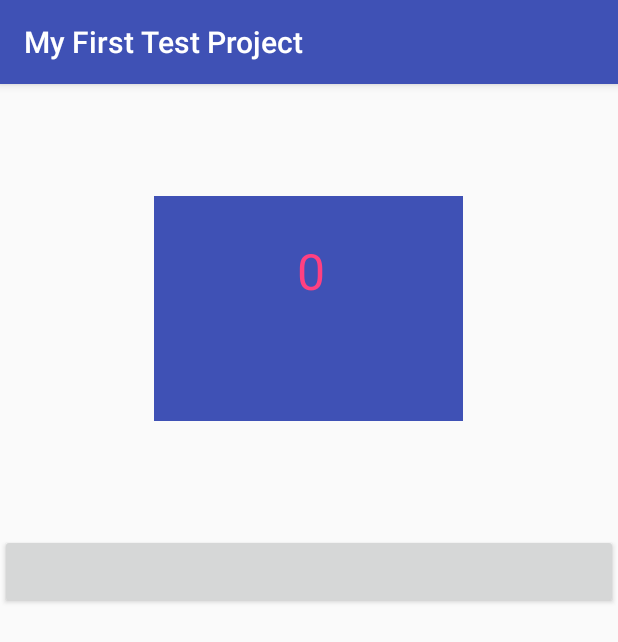
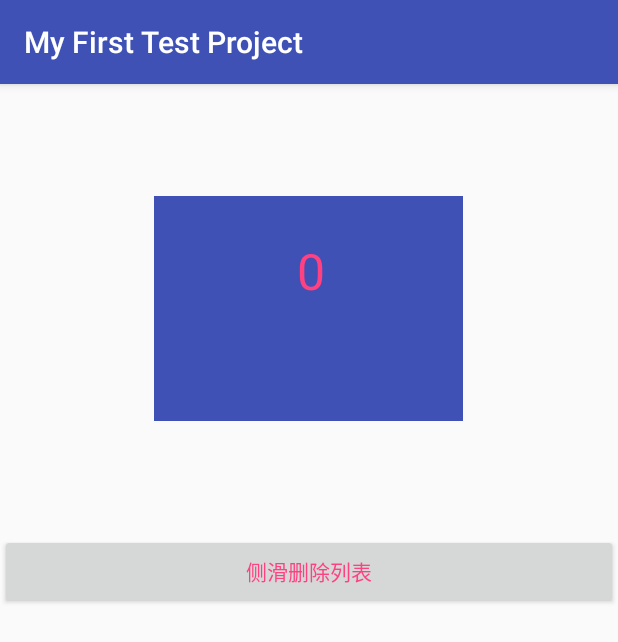
Before and after one commit to mygoodname/myGit, an Android app: the screen it shows after launch (MainActivity), on a phone screen of 412 x 824 dp. Shown: the top 642 px of the screen. Run offline under Robolectric (Android 15) with nearby library versions, the phone set to English and light mode, and no system bars.

```diff
--- a/customView/src/main/java/com/tangbing/admin/myfirsttestproject/MainActivity.java
+++ b/customView/src/main/java/com/tangbing/admin/myfirsttestproject/MainActivity.java
@@ -2,15 +2,32 @@ package com.tangbing.admin.myfirsttestproject;
 
 import android.support.v7.app.AppCompatActivity;
 import android.os.Bundle;
+import android.view.View;
+import android.widget.Button;
 
-public class MainActivity extends AppCompatActivity {
+import com.tangbing.admin.myfirsttestproject.util.ActivityUtils;
 
+public class MainActivity extends AppCompatActivity implements View.OnClickListener{
+    private Button sideslipButton;
     @Override
     protected void onCreate(Bundle savedInstanceState) {
         super.onCreate(savedInstanceState);
         setContentView(R.layout.activity_main);
+        initView();
     }
-    public void goOther(){
-
+    @Override
+    public void onClick(View v) {
+        switch (v.getId()){
+            case R.id.sideslip:
+                goSideslipList();
+                break;
+        }
+    }
+    private void goSideslipList(){
+        ActivityUtils.startActivity(this,CustomListViwActivity.class);
+    }
+    private void initView(){
+        sideslipButton=findViewById(R.id.sideslip);
+        sideslipButton.setOnClickListener(this);
     }
 }
--- a/customView/src/main/res/layout/activity_customlist.xml
+++ b/customView/src/main/res/layout/activity_customlist.xml
@@ -1,6 +1,7 @@
 <?xml version="1.0" encoding="utf-8"?>
 <android.support.constraint.ConstraintLayout
-    xmlns:android="http://schemas.android.com/apk/res/android" android:layout_width="match_parent"
+    xmlns:android="http://schemas.android.com/apk/res/android"
+    android:layout_width="match_parent"
     android:layout_height="match_parent">
 
 </android.support.constraint.ConstraintLayout>
--- a/customView/src/main/res/layout/activity_main.xml
+++ b/customView/src/main/res/layout/activity_main.xml
@@ -11,9 +11,10 @@
         android:layout_width="match_parent"
         />
     <Button
-        android:id="@+id/button"
+        android:id="@+id/sideslip"
         android:layout_width="match_parent"
         android:layout_height="50dp"
-        android:onClick="goOther"/>
+        android:text="@string/sideslip"
+        android:textColor="@color/colorAccent"/>
 
 </LinearLayout>
--- a/customView/src/main/res/values/strings.xml
+++ b/customView/src/main/res/values/strings.xml
@@ -1,4 +1,4 @@
 <resources>
     <string name="app_name">My First Test Project</string>
-
+    <string name="sideslip">侧滑删除列表</string>
 </resources>
```
Also changed, not shown: customView/src/main/java/com/tangbing/admin/myfirsttestproject/util/ActivityUtils.java (added, +15 -0 lines), customView/src/main/java/com/tangbing/admin/myfirsttestproject/viewtest_one/CustomListView.java (+22 -4 lines).
